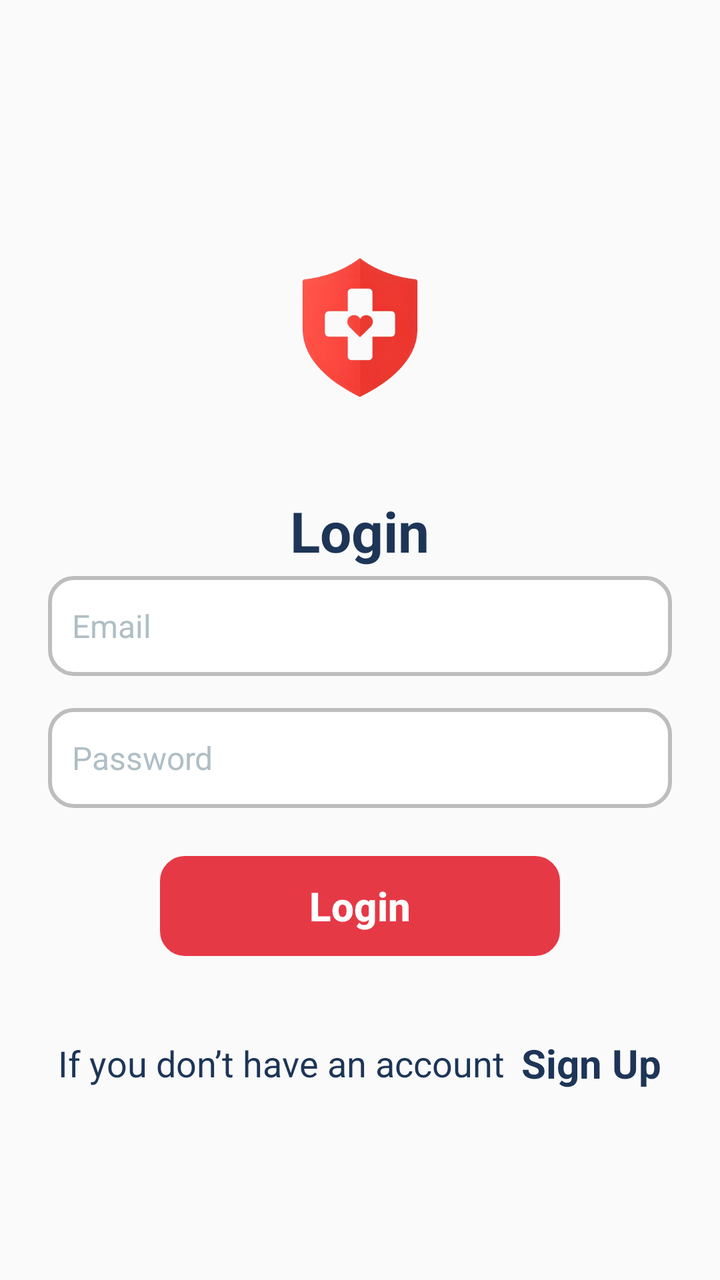
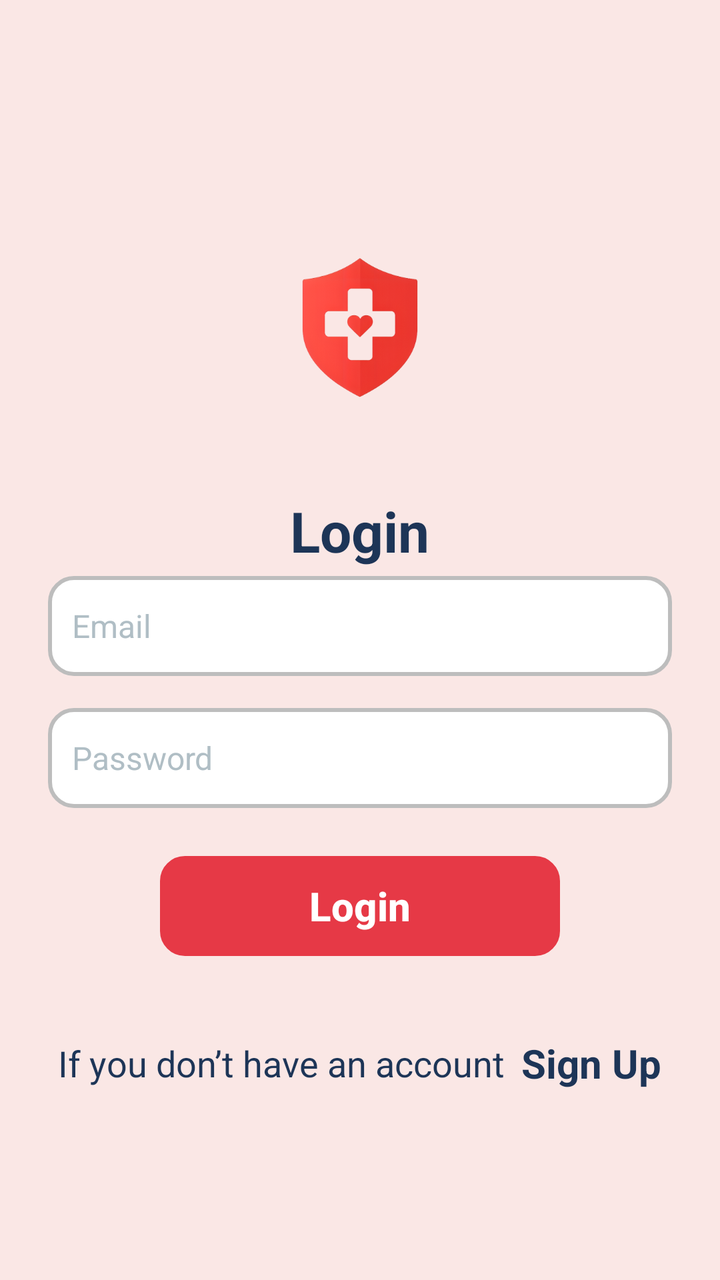

The first picture is an Android layout as it rendered before a commit; the second is the same layout after the commit. The layout source and the unified diff follow.
<!-- AndroidManifest.xml: application theme Theme.lifeguard -->
<!-- res/layout/activity_login.xml -->
<LinearLayout xmlns:android="http://schemas.android.com/apk/res/android"
    xmlns:app="http://schemas.android.com/apk/res-auto"
    android:layout_width="match_parent"
    android:layout_height="match_parent"
    android:background="#FAFAFA"
    android:gravity="center"
    android:orientation="vertical"
    android:padding="24dp">

    <ImageView
        android:layout_width="300dp"
        android:layout_height="150dp"
        android:src="@drawable/logo" />

    <TextView
        android:layout_width="wrap_content"
        android:layout_height="wrap_content"
        android:layout_marginTop="2dp"
        android:paddingBottom="4dp"
        android:text="@string/login"
        android:textColor="#1D3557"
        android:textSize="28sp"
        android:textStyle="bold" />

    <EditText
        android:id="@+id/etEmail"
        android:layout_width="match_parent"
        android:layout_height="50dp"
        android:layout_marginBottom="16dp"
        android:autofillHints="emailAddress"
        android:background="@drawable/rounded_edittext"
        android:hint="@string/email"
        android:inputType="textEmailAddress"
        android:padding="12dp"
        android:textColor="#880E4F"
        android:textColorHint="#B0BEC5"
        android:textSize="16sp" />

    <EditText
        android:id="@+id/etPassword"
        android:layout_width="match_parent"
        android:layout_height="50dp"
        android:layout_marginBottom="24dp"
        android:autofillHints="password"
        android:background="@drawable/rounded_edittext"
        android:hint="@string/password"
        android:inputType="textPassword"
        android:padding="12dp"
        android:textColor="#880E4F"
        android:textColorHint="#B0BEC5"
        android:textSize="16sp" />

    <com.google.android.material.button.MaterialButton
        android:id="@+id/btnLogin"
        android:layout_width="200dp"
        android:layout_height="50dp"
        android:background="@drawable/rounded_button"
        android:elevation="4dp"
        android:text="@string/login"
        android:textColor="#FFFFFF"
        android:textAlignment="center"
        android:textSize="20sp"
        android:textStyle="bold"
        app:backgroundTint="#E63946" />

    <LinearLayout
        android:layout_width="wrap_content"
        android:layout_height="wrap_content"
        android:layout_marginTop="40dp"
        android:orientation="horizontal"
        android:gravity="center">

        <TextView
            android:layout_width="wrap_content"
            android:layout_height="wrap_content"
            android:text="If you don’t have an account "
            android:textSize="18sp"
            android:textColor="#1D3557"/>

        <TextView
            android:id="@+id/LoginText"
            android:layout_width="wrap_content"
            android:layout_height="wrap_content"
            android:text="@string/register"
            android:textSize="20sp"
            android:textStyle="bold"
            android:textColor="#1D3557"
            android:clickable="true"
            android:focusable="true"
            android:layout_marginStart="4dp"/>
    </LinearLayout>

</LinearLayout>
<!-- resources referenced by this layout -->
<resources>
  <!-- drawable logo: png bitmap (drawable, 89834 bytes) -->
  <!-- drawable rounded_button (drawable) -->
  <shape xmlns:android="http://schemas.android.com/apk/res/android"
      android:shape="rectangle">
      <solid android:color="#B93435"/>
      <corners android:radius="12dp"/>
      <stroke
          android:width="1dp"
          android:color="#BDBDBD"/>
  
  </shape>
  <!-- drawable rounded_edittext (drawable) -->
  <shape xmlns:android="http://schemas.android.com/apk/res/android" android:shape="rectangle">
      <solid android:color="#FFFFFF"/>
      <corners android:radius="12dp"/>
      <stroke android:width="2dp" android:color="#BDBDBD"/>
  </shape>
  <string name="email">Email</string>
  <string name="login">Login</string>
  <string name="password">Password</string>
  <string name="register">Sign Up</string>
  <style name="Theme.lifeguard" parent="Base.Theme.lifeguard" />
  <style name="Base.Theme.lifeguard" parent="Theme.Material3.DayNight.NoActionBar">
          
          
      </style>
</resources>

<!-- the commit's change to res/layout/activity_login.xml (unified diff, before → after) -->
@@ -2,7 +2,7 @@
     xmlns:app="http://schemas.android.com/apk/res-auto"
     android:layout_width="match_parent"
     android:layout_height="match_parent"
-    android:background="#FAFAFA"
+    android:background="#fae7e5"
     android:gravity="center"
     android:orientation="vertical"
     android:padding="24dp">
